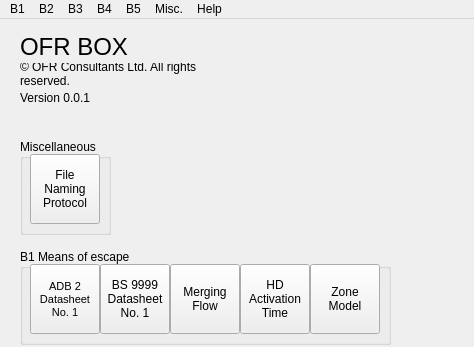
Old version of the form fseutil/guilayout/ui/main.ui in the repository fsepy/fseutil; both pictures show x 0 to 474 and y 0 to 347 of the 474 by 614 pixel window.
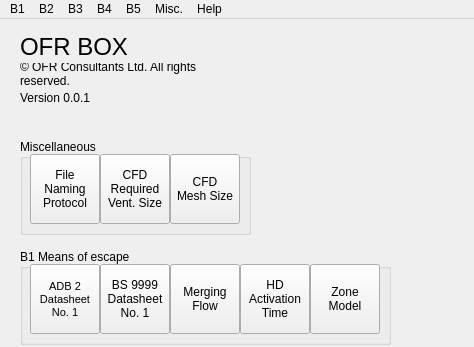
New version of the form. Icons and pictures are not drawn.

Diff of the .ui file:
```diff
--- a/fseutil/guilayout/ui/main.ui
+++ b/fseutil/guilayout/ui/main.ui
@@ -157,7 +157,7 @@
      <rect>
       <x>20</x>
       <y>120</y>
-      <width>91</width>
+      <width>231</width>
       <height>96</height>
      </rect>
     </property>
@@ -179,6 +179,35 @@
 Protocol</string>
      </property>
     </widget>
+    <widget class="QPushButton" name="b4_01_br187_parallel_11">
+     <property name="geometry">
+      <rect>
+       <x>80</x>
+       <y>15</y>
+       <width>70</width>
+       <height>70</height>
+      </rect>
+     </property>
+     <property name="text">
+      <string>CFD
+Required
+Vent. Size</string>
+     </property>
+    </widget>
+    <widget class="QPushButton" name="b4_01_br187_parallel_12">
+     <property name="geometry">
+      <rect>
+       <x>150</x>
+       <y>15</y>
+       <width>70</width>
+       <height>70</height>
+      </rect>
+     </property>
+     <property name="text">
+      <string>CFD
+Mesh Size</string>
+     </property>
+    </widget>
    </widget>
    <widget class="QGroupBox" name="groupBox">
     <property name="geometry">
```
Left out of the diff: 2 changed lines with no effect on the pictures.
